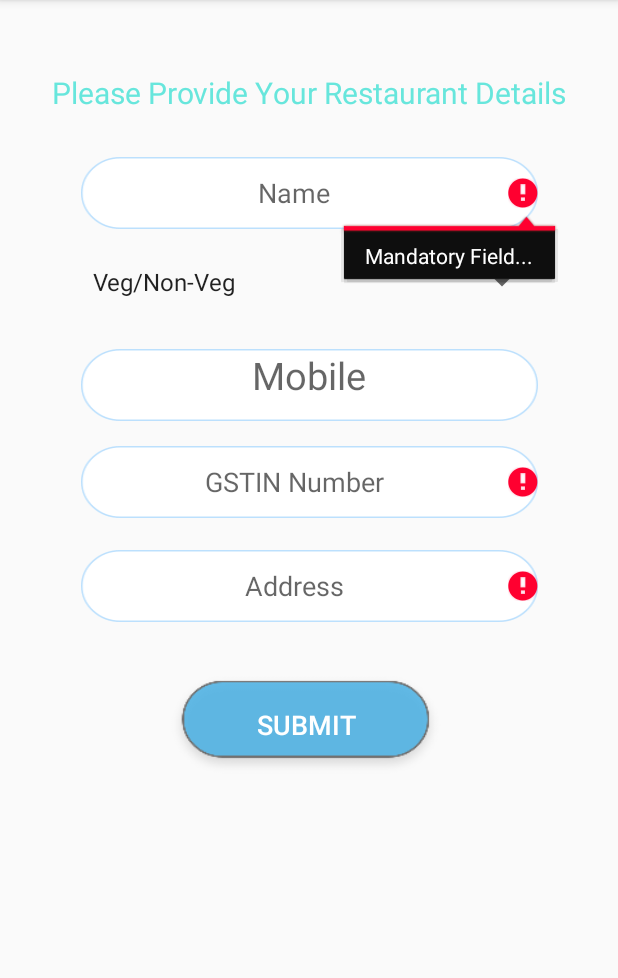
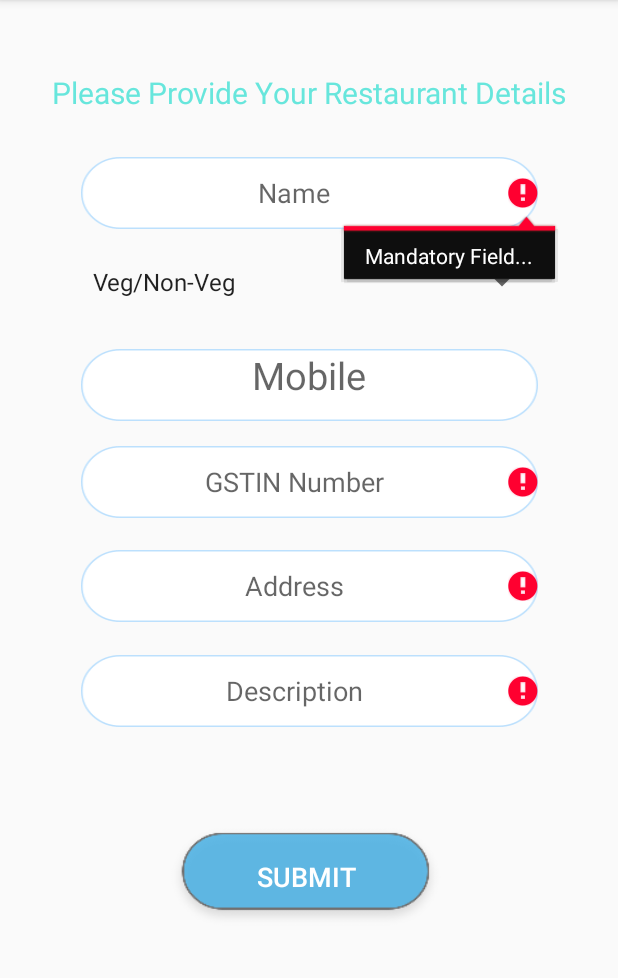
Before and after one commit to astlerussel/Is_It_Vacant_Restaurant_Manager, an Android app: the screen it shows after launch once a user with an empty profile is signed in (HomeName), after a tap on "SUBMIT", on a phone screen of 412 x 824 dp, the part 84-1062 px from its top. Run offline under Robolectric (Android 15) with nearby library versions, the phone set to English and light mode, and no system bars; our stand-ins replace Firebase (no records; nobody signed in at launch, a user with empty details on screens opened directly).

Commit message:
resto done

```diff
--- a/app/src/main/java/com/example/isitvacantrestaurantmanager/HomeName.java
+++ b/app/src/main/java/com/example/isitvacantrestaurantmanager/HomeName.java
@@ -31,7 +31,7 @@ import java.util.HashMap;
 import java.util.Map;
 
 public class HomeName extends AppCompatActivity {
-    private EditText meditText,dobText,addrText;
+    private EditText meditText,dobText,addrText,disText;
 
     private TextView mobText;
     private Button mButton;
@@ -42,7 +42,7 @@ public class HomeName extends AppCompatActivity {
     String username1;
 
     String username;
-    String dob,addr;
+    String dob,addr,description;
 
 
 
@@ -70,6 +70,7 @@ public class HomeName extends AppCompatActivity {
         mobText=findViewById(R.id.enter_mob_field);
 
         dobText=findViewById(R.id.enter_dob_field);
+        disText = findViewById(R.id.enter_dis_field);
 
 
         meditText = (EditText) findViewById(R.id.enter_name_field);
@@ -119,17 +120,19 @@ public class HomeName extends AppCompatActivity {
 
                 dob=dobText.getText().toString();
                 addr = addrText.getText().toString();
+                description = disText.getText().toString();
 
 
 
 
 
-                if(username1.isEmpty()||dob.isEmpty()||addr.isEmpty()){
+                if(username1.isEmpty()||dob.isEmpty()||addr.isEmpty()||description.isEmpty()){
 
                     meditText.setError("Mandatory Field...");
 
                     dobText.setError("Mandatory Field...");
                     addrText.setError("Mandatory Field...");
+                    disText.setError("Mandatory Field...");
 
                     meditText.requestFocus();
 
@@ -165,6 +168,7 @@ public class HomeName extends AppCompatActivity {
                     userMap.put("Mobile", mob0);
                     userMap.put("Address",addr );
                     userMap.put("uid",uid2);
+                    userMap.put("discription",description);
                     userMap.put("image","https://firebasestorage.googleapis.com/v0/b/is-it-vacant-d1cf7.appspot.com/o/profile%20images%2Fprofile_image.png?alt=media&token=07a82599-e485-4e7f-b937-dac00b1ea41d" );
 
 
@@ -231,9 +235,10 @@ public class HomeName extends AppCompatActivity {
                     String type = documentSnapshot.getString("Type");
                     String dob2 = documentSnapshot.getString("GSTIN_NUMBER");
                     String address = documentSnapshot.getString("Address");
+                    String desc = documentSnapshot.getString("discription");
 
 
-                    if (username != ""  && type!="" && address!=""&& dob2!=""){
+                    if (username != ""  && type!="" && address!=""&& dob2!="" && desc!=""){
                         Intent intent1 = new Intent(HomeName.this, MainActivity.class);
                         intent1.setFlags(Intent.FLAG_ACTIVITY_NEW_TASK | Intent.FLAG_ACTIVITY_CLEAR_TASK);
                         startActivity(intent1);
--- a/app/src/main/java/com/example/isitvacantrestaurantmanager/MainActivity.java
+++ b/app/src/main/java/com/example/isitvacantrestaurantmanager/MainActivity.java
@@ -53,8 +53,9 @@ public class MainActivity extends AppCompatActivity {
                         String type = documentSnapshot.getString("Type");
                         String gstin = documentSnapshot.getString("GSTIN_NUMBER");
                         String address = documentSnapshot.getString("Address");
+                        String desc = documentSnapshot.getString("discription");
 
-                        if (username==""|| type=="" || address==""|| gstin=="") {
+                        if (username==""|| type=="" || address==""|| gstin=="" || desc=="") {
                             Intent intent1 = new Intent(MainActivity.this, HomeName.class);
                             intent1.setFlags(Intent.FLAG_ACTIVITY_NEW_TASK | Intent.FLAG_ACTIVITY_CLEAR_TASK);
                             startActivity(intent1);
--- a/app/src/main/res/layout/activity_home_name.xml
+++ b/app/src/main/res/layout/activity_home_name.xml
@@ -6,6 +6,29 @@
     android:layout_height="match_parent"
     tools:context=".HomeName">
 
+
+    <EditText
+        android:id="@+id/enter_dis_field"
+        android:layout_width="304dp"
+        android:layout_height="wrap_content"
+        android:layout_below="@+id/details_text"
+        android:layout_alignParentStart="true"
+        android:layout_alignParentLeft="true"
+
+        android:layout_alignParentEnd="true"
+
+        android:layout_alignParentRight="true"
+        android:layout_centerHorizontal="true"
+        android:layout_marginStart="54dp"
+        android:layout_marginLeft="54dp"
+        android:layout_marginTop="361dp"
+        android:layout_marginEnd="53dp"
+        android:layout_marginRight="53dp"
+        android:background="@drawable/inputss"
+        android:hint="Description"
+        android:inputType="text"
+        android:textAlignment="center"
+        android:textColorLink="#000000" />
 
     <EditText
         android:id="@+id/enter_addr_field"
@@ -134,7 +157,7 @@
         android:layout_centerHorizontal="true"
         android:layout_marginStart="110dp"
         android:layout_marginLeft="110dp"
-        android:layout_marginTop="294dp"
+        android:layout_marginTop="395dp"
         android:layout_marginEnd="8dp"
         android:layout_marginRight="8dp"
         android:layout_marginBottom="8dp"
```
